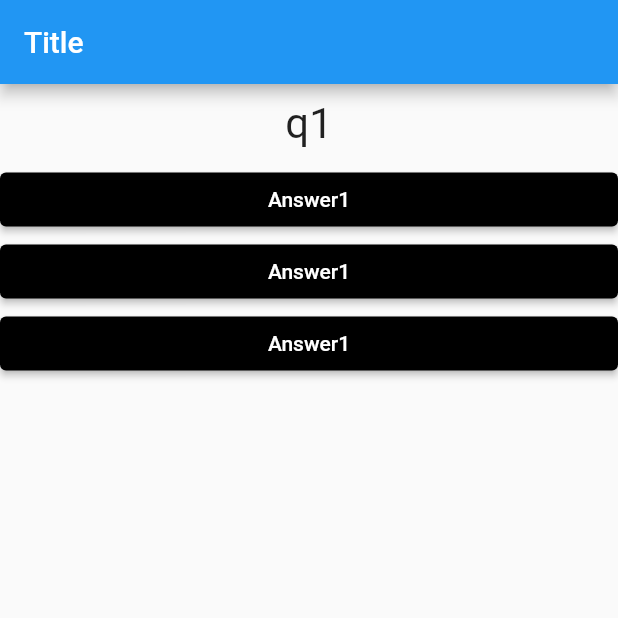
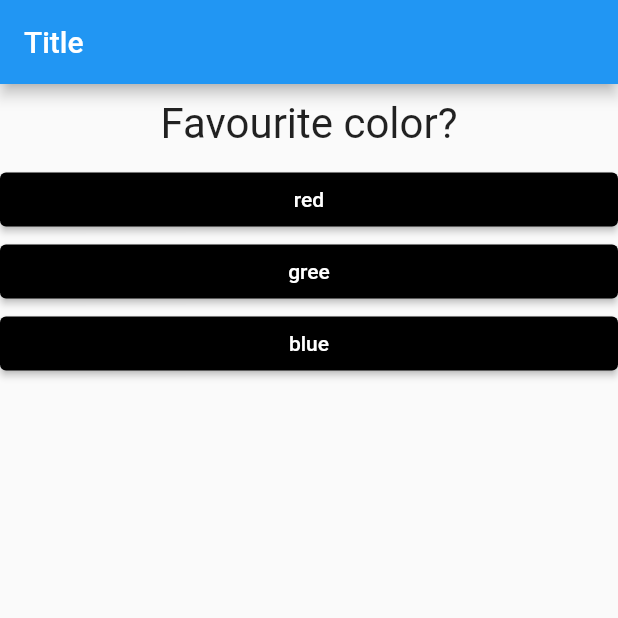
Before and after one commit to Cutter72/flutter-01, a Flutter app: the screen it shows after launch, on a phone screen of 412 x 824 dp, the top half of it. Run offline on Flutter 3.47's test engine with Material 2 defaults, Android fonts, the phone set to English and light mode, and no system bars; missing offline and left inert: dart:ffi.

```diff
--- a/lib/answer.dart
+++ b/lib/answer.dart
@@ -2,8 +2,9 @@ import 'package:flutter/material.dart';
 
 class Answer extends StatelessWidget {
   final VoidCallback _onPressed;
+  final String _text;
 
-  Answer(this._onPressed);
+  Answer(this._onPressed, this._text);
 
   @override
   Widget build(BuildContext context) {
@@ -13,8 +14,8 @@ class Answer extends StatelessWidget {
           style: ButtonStyle(
             backgroundColor: MaterialStateColor.resolveWith((states) => Colors.black),
           ),
-          child: Text('Answer1'),
           onPressed: _onPressed,
+          child: Text(_text),
         ));
   }
 }
--- a/lib/main.dart
+++ b/lib/main.dart
@@ -1,3 +1,5 @@
+import 'dart:ffi';
+
 import 'package:flutter/material.dart';
 import 'package:flutter_01/answer.dart';
 import 'package:flutter_01/question.dart';
@@ -14,13 +16,37 @@ class MyApp extends StatefulWidget {
 }
 
 class _MyAppState extends State<MyApp> {
-  final _questions = ["q1", "q2", "q3"];
+  static const List<Map<String, List<String>>> _questions = [
+    {
+      "q": ["Favourite color?"],
+      "ans": [
+        "red",
+        "gree",
+        "blue",
+      ]
+    },
+    {
+      "q": ["Favourite animal?"],
+      "ans": [
+        "lion",
+        "crocodile",
+        "delphin",
+      ]
+    },
+    {
+      "q": ["Favourite vegetable?"],
+      "ans": [
+        "potato",
+        "pumpkin",
+        "tomato",
+      ]
+    },
+  ];
   var _qIndex = 0;
 
-  VoidCallback onClick(String msg) {
+  VoidCallback _onClick() {
     return () {
       print("onClick!");
-      print(msg);
       setState(() {});
       print("qIndex=$_qIndex");
       _qIndex++;
@@ -34,12 +60,14 @@ class _MyAppState extends State<MyApp> {
       appBar: AppBar(
         title: Text("Title"),
       ),
-      body: Column(children: <Widget>[
-        Question(_questions[_qIndex]),
-        Answer(onClick("Answer 1")),
-        Answer(onClick("Answer 2")),
-        Answer(onClick("Answer 3")),
-      ]),
+      body: _qIndex < _questions.length
+          ? Column(children: <Widget>[
+              Question(_questions[_qIndex]["q"]![0]),
+              ..._questions[_qIndex]["ans"]!.map((e) => Answer(_onClick(), e)).toList(),
+            ])
+          : const Center(
+              child: Text("You did it!"),
+            ),
     ));
   }
 }
```
